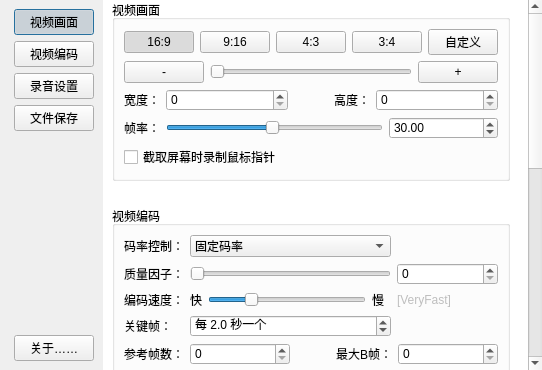
Above: DialogSetting.ui from guee/GueeRecorder before the change. Below: the same form after it.
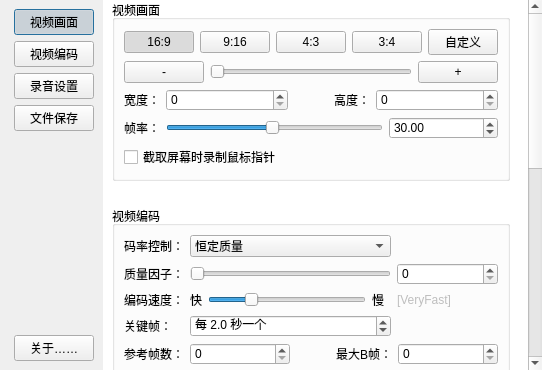
That is the form after the change. Custom widgets are drawn as their Qt base class.

Commit message: 修改视频编码设置中码率控制方案的顺序。

```diff
--- a/DialogSetting.ui
+++ b/DialogSetting.ui
@@ -145,9 +145,9 @@
       <property name="geometry">
        <rect>
         <x>0</x>
-        <y>-181</y>
-        <width>436</width>
-        <height>935</height>
+        <y>-179</y>
+        <width>425</width>
+        <height>903</height>
        </rect>
       </property>
       <property name="sizePolicy">
@@ -667,11 +667,6 @@
             <property name="sizeAdjustPolicy">
              <enum>QComboBox::AdjustToMinimumContentsLength</enum>
             </property>
-            <item>
-             <property name="text">
-              <string>固定码率</string>
-             </property>
-            </item>
             <item>
              <property name="text">
               <string>恒定质量</string>
```
Left out of the diff: 5 changed lines with no effect on the pictures. The commit also changes 5 other files.
